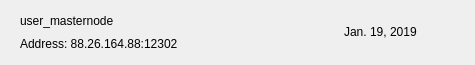
Qt form src/qt/pwrb/forms/mnrow.ui (PWRB-Project/PWRB) before a commit.
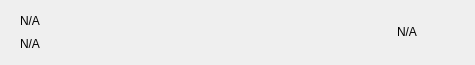
The same form after that commit. Icons and pictures are not drawn.

What changed in the file:
```diff
--- a/src/qt/pwrb/forms/mnrow.ui
+++ b/src/qt/pwrb/forms/mnrow.ui
@@ -80,14 +80,14 @@
          <item>
           <widget class="QLabel" name="labelName">
            <property name="text">
-            <string>user_masternode</string>
+            <string notr="true">N/A</string>
            </property>
           </widget>
          </item>
          <item>
           <widget class="QLabel" name="labelAddress">
            <property name="text">
-            <string>Address: 88.26.164.88:12302</string>
+            <string notr="true">N/A</string>
            </property>
           </widget>
          </item>
@@ -110,7 +110,7 @@
       <item>
        <widget class="QLabel" name="labelDate">
         <property name="text">
-         <string>Jan. 19, 2019</string>
+         <string notr="true">N/A</string>
         </property>
        </widget>
       </item>
```
